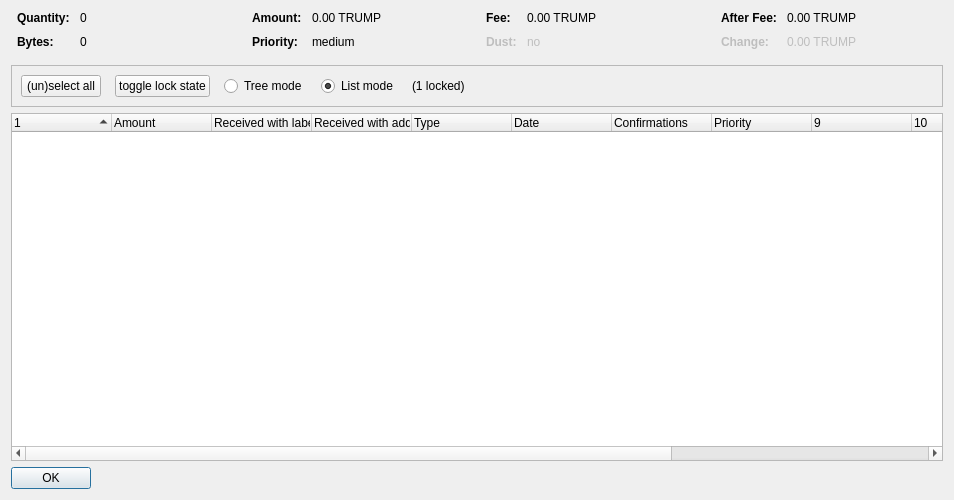
The window that src/qt/forms/coincontroldialog.ui (trumpcoinsupport/TrumpCoin) describes before a commit, drawn with Qt 5.
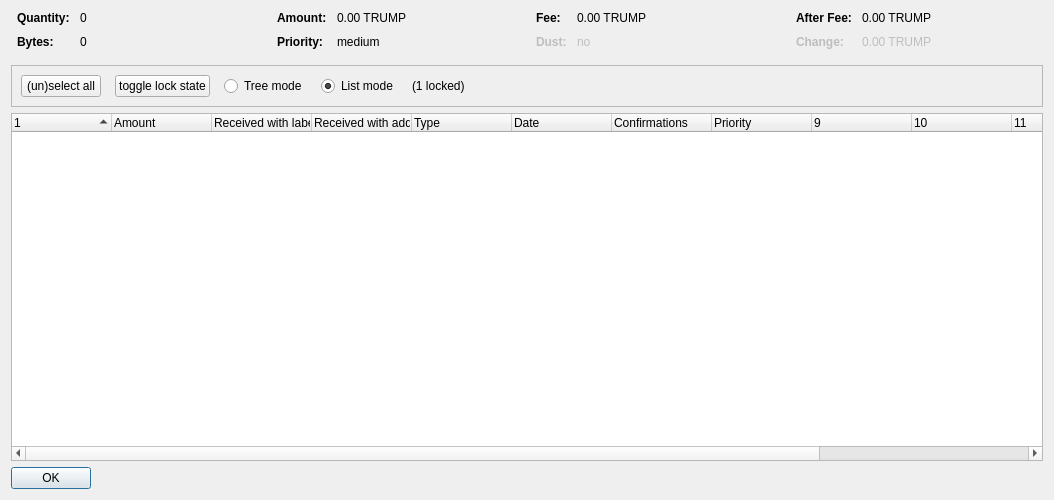
The same window after the commit. Custom widgets are drawn as their Qt base class.

Patch:
```diff
--- a/src/qt/forms/coincontroldialog.ui
+++ b/src/qt/forms/coincontroldialog.ui
@@ -6,7 +6,7 @@
    <rect>
     <x>0</x>
     <y>0</y>
-    <width>954</width>
+    <width>1054</width>
     <height>500</height>
    </rect>
   </property>
```
